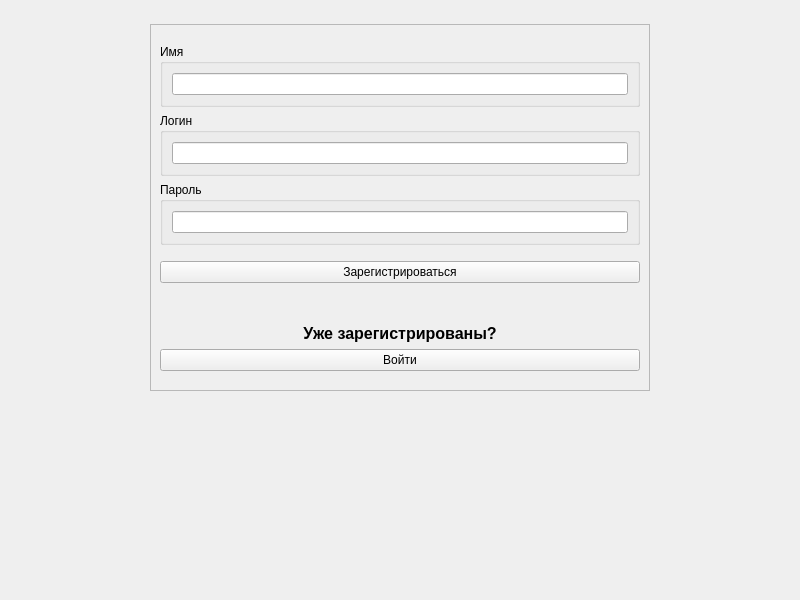
Qt form client/registerpage.ui (ttema4/p2p-app) before a commit.
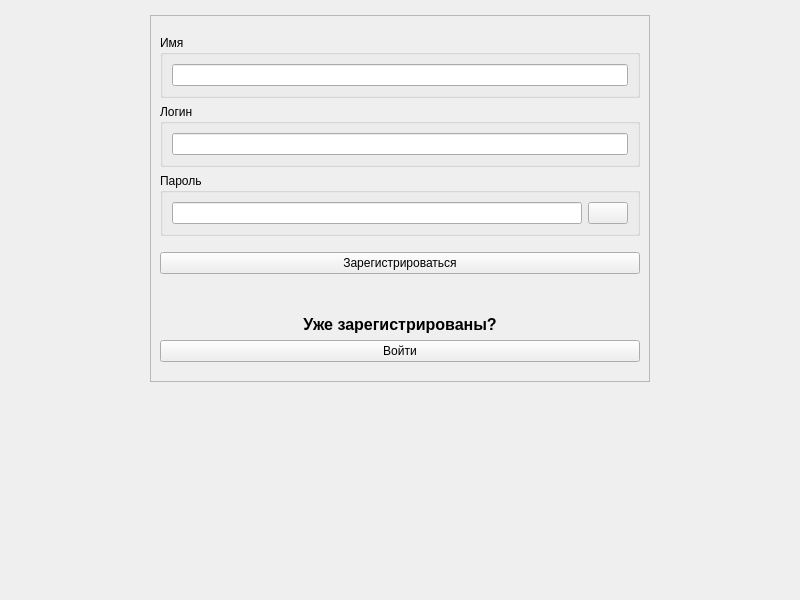
The same form after that commit.

```diff
--- a/client/registerpage.ui
+++ b/client/registerpage.ui
@@ -21,6 +21,18 @@
   </property>
   <widget class="QWidget" name="centralwidget">
    <layout class="QVBoxLayout" name="verticalLayout">
+    <property name="leftMargin">
+     <number>0</number>
+    </property>
+    <property name="topMargin">
+     <number>0</number>
+    </property>
+    <property name="rightMargin">
+     <number>0</number>
+    </property>
+    <property name="bottomMargin">
+     <number>0</number>
+    </property>
     <item>
      <widget class="QWidget" name="widget" native="true"/>
     </item>
@@ -87,10 +99,29 @@
             <property name="title">
              <string>Пароль</string>
             </property>
-            <layout class="QVBoxLayout" name="verticalLayout_4">
+            <layout class="QHBoxLayout" name="horizontalLayout_2">
              <item>
               <widget class="QLineEdit" name="lineEdit_3"/>
              </item>
+             <item>
+              <widget class="QPushButton" name="pushButton_3">
+               <property name="sizePolicy">
+                <sizepolicy hsizetype="Fixed" vsizetype="Fixed">
+                 <horstretch>0</horstretch>
+                 <verstretch>0</verstretch>
+                </sizepolicy>
+               </property>
+               <property name="minimumSize">
+                <size>
+                 <width>0</width>
+                 <height>0</height>
+                </size>
+               </property>
+               <property name="text">
+                <string/>
+               </property>
+              </widget>
+             </item>
             </layout>
            </widget>
           </item>
```
